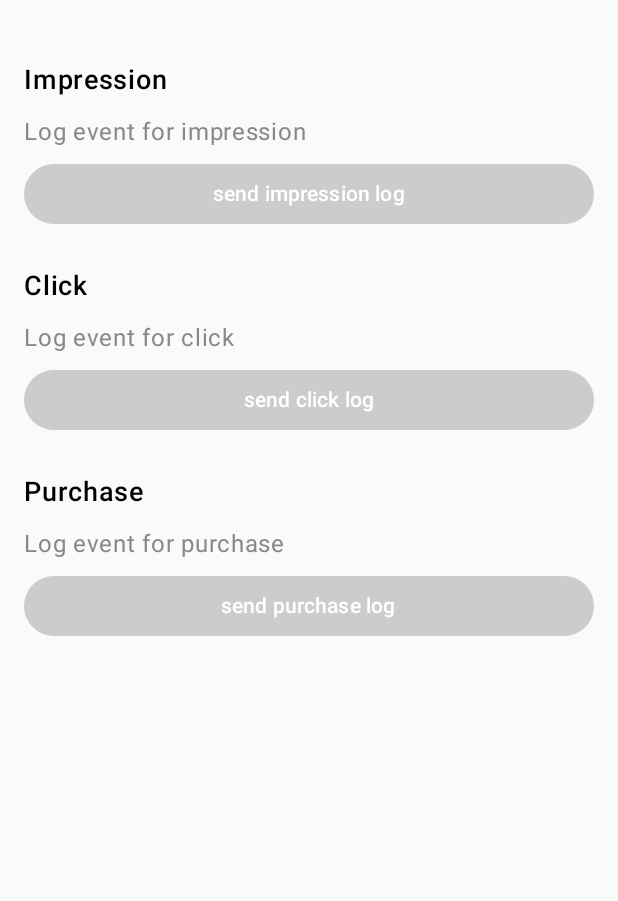
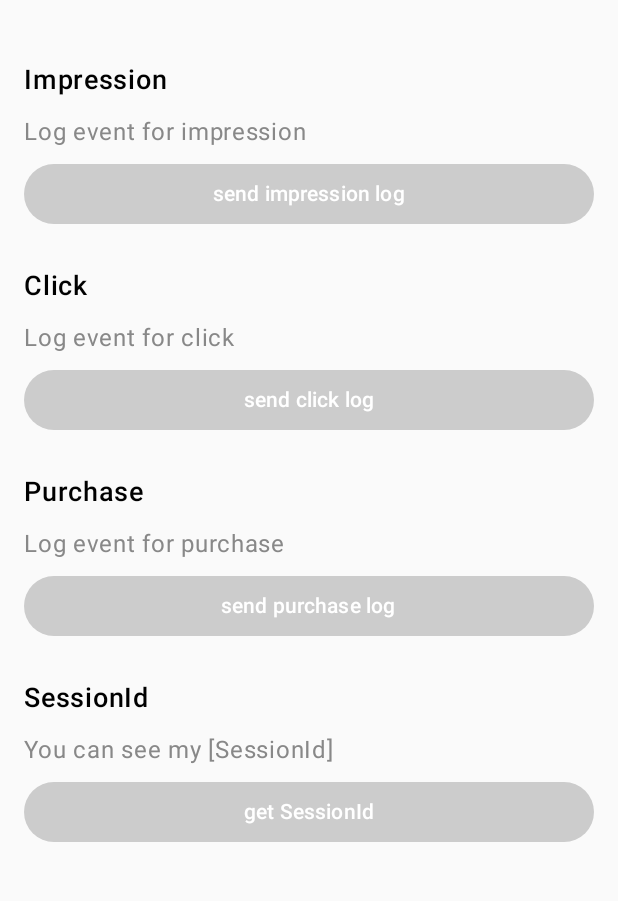
Before and after one commit to snack655/adcio-analytics-android-2, an Android app built with Jetpack Compose: the screen it shows after launch (MainActivity), on a phone screen of 412 x 824 dp, the part 60-961 px from its top. Run offline under Robolectric (Android 15) with nearby library versions, the phone set to English and light mode, and no system bars.

Commit message:
feat: add getSessionId() usecase in playground

```diff
--- a/analytics/src/main/java/ai/minjae/analytics/feature/AdcioAnalytics.kt
+++ b/analytics/src/main/java/ai/minjae/analytics/feature/AdcioAnalytics.kt
@@ -13,7 +13,7 @@ import kotlinx.coroutines.Dispatchers
 import kotlinx.coroutines.runBlocking
 import java.lang.Exception
 
-private const val DEFAULT_BASE_URL = "https://receiver-dev.adcio.ai/api/"
+private const val DEFAULT_BASE_URL = "https://receiver-dev.adcio.ai/"
 private const val BASE_URL_KEY = "ai.minjae.analytics.BASE_URL"
 
 object AdcioAnalytics {
@@ -39,6 +39,7 @@ object AdcioAnalytics {
             val bundle = applicationInfo.metaData
             // bundle 객체가 비었다면 Env 세팅이 되어있지 않은 것.
             if (bundle != null)
+
                 changeBaseUrl(bundle.getString(BASE_URL_KEY))
             else throw EmptyEnvFileException()
 
--- a/app/src/main/java/ai/minjae/adcio_analytics/MainActivity.kt
+++ b/app/src/main/java/ai/minjae/adcio_analytics/MainActivity.kt
@@ -4,6 +4,7 @@ import ai.minjae.adcio_analytics.ui.theme.AdcioAnalyticsTheme
 import ai.minjae.analytics.feature.AdcioAnalytics
 import android.os.Bundle
 import android.util.Log
+import android.widget.Toast
 import androidx.activity.ComponentActivity
 import androidx.activity.compose.setContent
 import androidx.compose.foundation.layout.Column
@@ -17,6 +18,10 @@ import androidx.compose.material3.Button
 import androidx.compose.material3.ButtonDefaults
 import androidx.compose.material3.Text
 import androidx.compose.runtime.Composable
+import androidx.compose.runtime.getValue
+import androidx.compose.runtime.mutableStateOf
+import androidx.compose.runtime.remember
+import androidx.compose.runtime.setValue
 import androidx.compose.ui.Modifier
 import androidx.compose.ui.graphics.Color
 import androidx.compose.ui.text.font.FontWeight
@@ -25,11 +30,15 @@ import androidx.compose.ui.unit.sp
 import java.lang.Exception
 
 class MainActivity : ComponentActivity() {
+
     override fun onCreate(savedInstanceState: Bundle?) {
         super.onCreate(savedInstanceState)
         AdcioAnalytics.init(this)
 
         setContent {
+            var sessionId by remember {
+                mutableStateOf("SessionId")
+            }
 
             AdcioAnalyticsTheme {
                 Column(
@@ -86,6 +95,11 @@ class MainActivity : ComponentActivity() {
                             fromAgent = true,
                         )
                     }
+                    Spacer(modifier = Modifier.height(20.dp))
+                    PlayItem(title = "SessionId", desc = "You can see my [$sessionId]", text = "get SessionId") {
+                        sessionId = AdcioAnalytics.getSessionId()
+                        Toast.makeText(this@MainActivity, sessionId, Toast.LENGTH_SHORT).show()
+                    }
                 }
             }
         }
```
Also changed, not shown: analytics/src/main/java/ai/minjae/analytics/exception/AnalyticsException.kt (+5 -5 lines).
